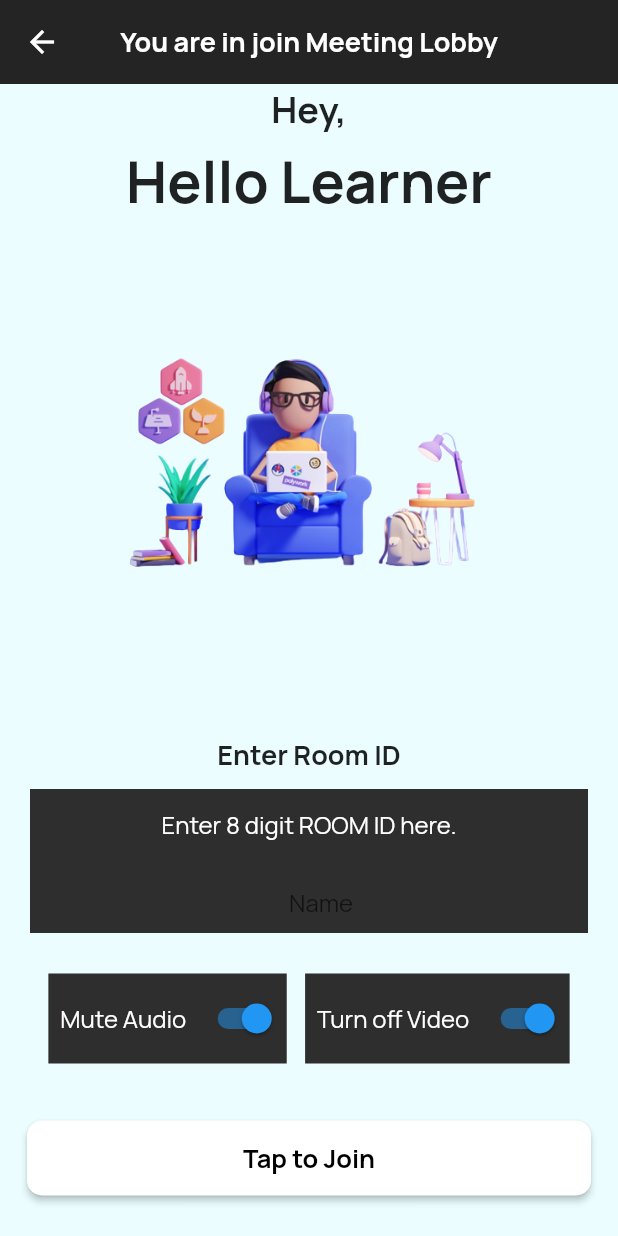
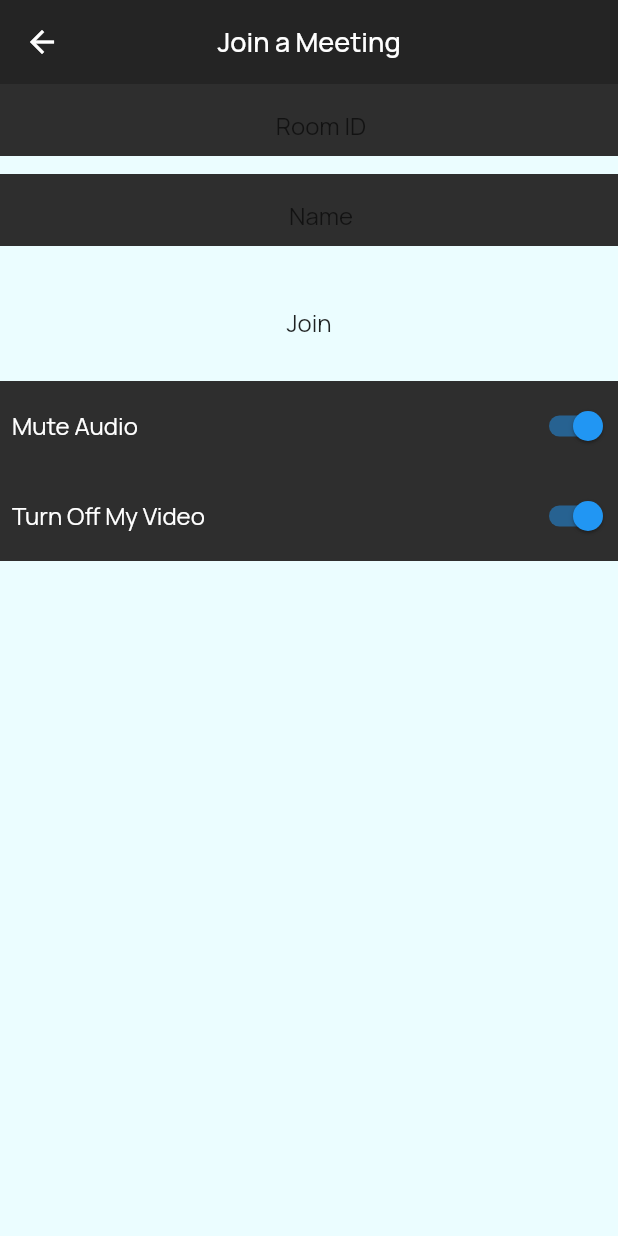
Before and after one commit to Aman-1603/edu_tools, a Flutter app: the meet_home_page screen opened directly, after a tap on "join Meeting", on a phone screen of 412 x 824 dp. Run offline on Flutter 3.47's test engine with Material 2 defaults, Android fonts, the phone set to English and light mode, and no system bars; our stand-ins replace cloud_firestore, firebase_auth, firebase_core, flutter_signin_button, fluttertoast, form_field_validator and 4 more; missing offline and left inert: jitsi_meet; accounts and stored records are empty.

Commit message:
Create and Joining Meeting is Implemented and its working.....

```diff
--- a/lib/metting/join_meeting_screen.dart
+++ b/lib/metting/join_meeting_screen.dart
@@ -9,29 +9,26 @@ import '../resources/auth_methods.dart';
 import '../resources/jitsi_meet_methods.dart';
 import '../widgets/buttons/custom_button.dart';
 import '../widgets/meeting_option.dart';
-
-class Join_Meeting_Screen extends StatefulWidget {
-  const Join_Meeting_Screen({Key? key}) : super(key: key);
+class VideoCallScreen extends StatefulWidget {
+  const VideoCallScreen({Key? key}) : super(key: key);
 
   @override
-  State<Join_Meeting_Screen> createState() => _Join_Meeting_ScreenState();
+  State<VideoCallScreen> createState() => _VideoCallScreenState();
 }
 
-class _Join_Meeting_ScreenState extends State<Join_Meeting_Screen> {
-
+class _VideoCallScreenState extends State<VideoCallScreen> {
   final AuthMethods _authMethods = AuthMethods();
   late TextEditingController meetingIdController;
   late TextEditingController nameController;
   final JitsiMeetMethods _jitsiMeetMethods = JitsiMeetMethods();
   bool isAudioMuted = true;
   bool isVideoMuted = true;
-  late bool exist;
 
   @override
   void initState() {
     meetingIdController = TextEditingController();
     nameController = TextEditingController(
-      text: _authMethods.user.displayName,  //it will by default print name in text box using email name
+      text: _authMethods.user.displayName,
     );
     super.initState();
   }
@@ -53,103 +50,41 @@ class _Join_Meeting_ScreenState extends State<Join_Meeting_Screen> {
     );
   }
 
-
-
-
   @override
   Widget build(BuildContext context) {
     return Scaffold(
       appBar: AppBar(
-        centerTitle: true,
         elevation: 0,
         backgroundColor: palette.backgroundColor,
-        title: Column(
-          mainAxisAlignment: MainAxisAlignment.start,
-          children: [
-            Text(
-              "You are in join Meeting Lobby",
+        title: const Text(
+          'Join a Meeting',
           style: TextStyle(
             fontSize: 18,
-                fontWeight: FontWeight.bold,
           ),
         ),
-          ],
+        centerTitle: true,
       ),
+      body: Column(
+        children: [
+          SizedBox(
+            height: 60,
+            child: TextField(
+              controller: meetingIdController,
+              maxLines: 1,
+              textAlign: TextAlign.center,
+              keyboardType: TextInputType.number,
+              decoration: const InputDecoration(
+                fillColor: palette.secondaryBackgroundColor,
+                filled: true,
+                border: InputBorder.none,
+                hintText: 'Room ID',
+                contentPadding: EdgeInsets.fromLTRB(16, 8, 0, 0),
               ),
-
-
-      //adding
-
-
-
-      body: SingleChildScrollView(
-        physics: BouncingScrollPhysics(),
-        child: Column(
-          children: [
-            Text(
-              "Hey,",
-              style: TextStyle(
-                fontWeight: FontWeight.bold,
-                fontSize: 24,
             ),
           ),
           SizedBox(
-              height: 5,
-            ),
-            Text(
-             "Hello Learner",
-              style: TextStyle(
-                fontWeight: FontWeight.bold,
-                fontSize: 38,
-              ),
-            ),
-            Image.asset(
-              "assets/images/auth/login_image.png",
-              height: 325,
-              width: 325,
-            ),
-            Padding(
-              padding: const EdgeInsets.all(20.0),
-              child: Column(
-                children: [
-                  Text(
-                    "Enter Room ID",
-                    style: TextStyle(
-                      fontSize: 18,
-                      fontWeight: FontWeight.bold,
-
-                    ),
-                  ),
-                  SizedBox(
-                    height: 10,
-                  ),
-                  TextField(
-                    // controller: meetingIdController,
-                    keyboardType: TextInputType.number,
-                    maxLines: 1,
-                    style: TextStyle(
-                      color: Colors.white,
-                    ),
-                    decoration: InputDecoration(
-
-                      fillColor: palette.secondaryBackgroundColor,
-                      filled: true,
-                      border: InputBorder.none,
-                      hintStyle: TextStyle(color: Colors.white),
-                      hintText: "Enter 8 digit ROOM ID here.",
-                      contentPadding: EdgeInsets.all(10),
-                    ),
-                    textAlign: TextAlign.center,
-                  ),
-
-                  SizedBox(
             height: 60,
             child: TextField(
-
-                      style: TextStyle(
-                        color: Colors.white,
-                      ),
-
               controller: nameController,
               maxLines: 1,
               textAlign: TextAlign.center,
@@ -163,49 +98,44 @@ class _Join_Meeting_ScreenState extends State<Join_Meeting_Screen> {
               ),
             ),
           ),
-
-                  SizedBox(
-                    height: 15,
+          const SizedBox(height: 20),
+          InkWell(
+            onTap: _joinMeeting,
+            child: const Padding(
+              padding: EdgeInsets.all(8),
+              child: Text(
+                'Join',
+                style: TextStyle(
+                  fontSize: 16,
                 ),
-                  Row(
-                    mainAxisAlignment: MainAxisAlignment.spaceEvenly,
-                    children: [
+              ),
+            ),
+          ),
+          const SizedBox(height: 20),
           MeetingOption(
-
-                        text: "Mute Audio",
+            text: 'Mute Audio',
             isMute: isAudioMuted,
-                        onChange: onAudio,
+            onChange: onAudioMuted,
           ),
           MeetingOption(
-                        text: "Turn off Video",
+            text: 'Turn Off My Video',
             isMute: isVideoMuted,
-                        onChange: onVideo,
+            onChange: onVideoMuted,
           ),
         ],
-                  ),
-                ],
-              ),
-            ),
-            CustomButton(text: "Tap to Join", onPressed: _joinMeeting)
-          ],
-
-        ),
       ),
     );
   }
 
-  onAudio(bool value) {
+  onAudioMuted(bool val) {
     setState(() {
-      isAudioMuted = value;
+      isAudioMuted = val;
     });
   }
 
-  onVideo(bool value) {
+  onVideoMuted(bool val) {
     setState(() {
-      isVideoMuted = value;
-    }
-
-    );
-
+      isVideoMuted = val;
+    });
   }
 }
--- a/lib/metting/meet_home_page.dart
+++ b/lib/metting/meet_home_page.dart
@@ -78,7 +78,7 @@ class meet_home_page extends StatelessWidget {
 
             HomeMettingButton(onPressed: () {
               Navigator.of(context).pushReplacement(
-                  MaterialPageRoute(builder: (context) => Join_Meeting_Screen()));
+                  MaterialPageRoute(builder: (context) => VideoCallScreen()));
             },
               text: 'join Meeting',
               icon: Icons.join_full,
```
Also changed, not shown: lib/checking_folder/cheking_meeting_screen.dart (added, +56 -0 lines), lib/widgets/reusable_icon.dart (added, +47 -0 lines). Lines whose indentation alone changed are shown as unchanged.
